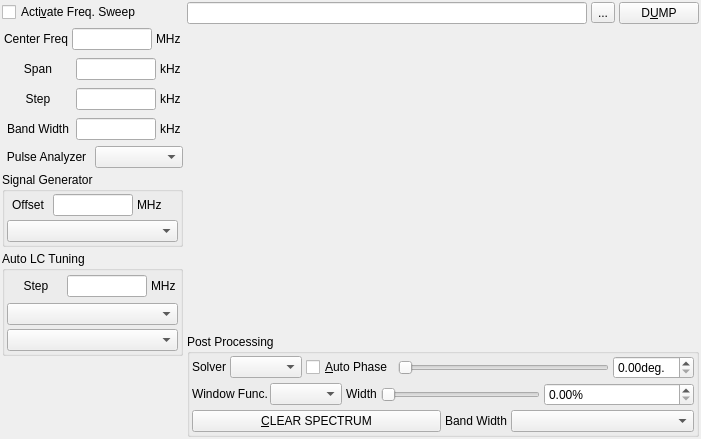
Above: modules/nmr/nmrfspectrumform.ui from northriv/KAME before the change. Below: the same form after it.
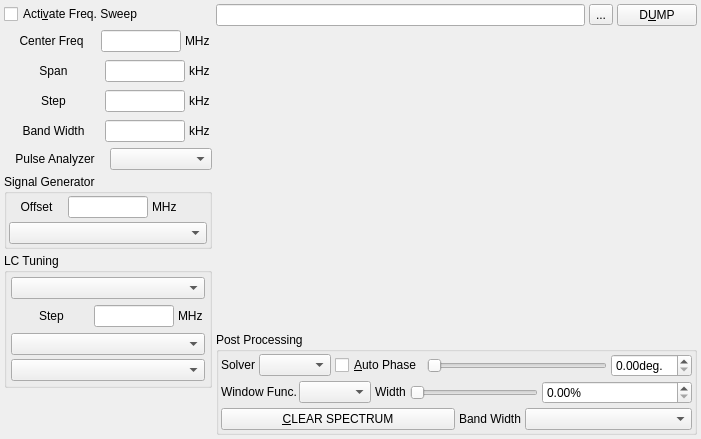
That is the form after the change. Custom widgets are drawn as their Qt base class.

Commit message: Enhance fsweep

Patch:
```diff
--- a/modules/nmr/nmrfspectrumform.ui
+++ b/modules/nmr/nmrfspectrumform.ui
@@ -14,9 +14,27 @@
    <string>NMR Spectrum Averager (Frequency Sweep)</string>
   </property>
   <widget class="QWidget" name="widget">
-   <layout class="QHBoxLayout" name="horizontalLayout_6">
-    <item>
+   <layout class="QGridLayout" name="gridLayout_2">
+    <property name="leftMargin">
+     <number>4</number>
+    </property>
+    <property name="topMargin">
+     <number>4</number>
+    </property>
+    <property name="rightMargin">
+     <number>4</number>
+    </property>
+    <property name="bottomMargin">
+     <number>4</number>
+    </property>
+    <property name="horizontalSpacing">
+     <number>4</number>
+    </property>
+    <item row="0" column="0">
      <layout class="QVBoxLayout" name="verticalLayout_2">
+      <property name="spacing">
+       <number>4</number>
+      </property>
       <item>
        <widget class="QCheckBox" name="m_ckbActive">
         <property name="sizePolicy">
@@ -409,22 +427,28 @@
       <item>
        <widget class="QGroupBox" name="groupBox1_3">
         <property name="title">
-         <string>Auto LC Tuning</string>
+         <string>LC Tuning</string>
         </property>
         <layout class="QGridLayout" name="gridLayout">
          <property name="leftMargin">
-          <number>2</number>
+          <number>4</number>
          </property>
          <property name="topMargin">
-          <number>2</number>
+          <number>4</number>
          </property>
          <property name="rightMargin">
-          <number>2</number>
+          <number>4</number>
          </property>
          <property name="bottomMargin">
+          <number>4</number>
+         </property>
+         <property name="horizontalSpacing">
           <number>2</number>
          </property>
          <item row="0" column="0">
+          <widget class="QComboBox" name="m_cmbTuneStrategy"/>
+         </item>
+         <item row="1" column="0">
           <layout class="QHBoxLayout" name="_2">
            <property name="leftMargin">
             <number>2</number>
@@ -491,10 +515,10 @@
            </item>
           </layout>
          </item>
-         <item row="1" column="0">
-          <widget class="QComboBox" name="m_cmbAutoTuner"/>
-         </item>
          <item row="2" column="0">
+          <widget class="QComboBox" name="m_cmbAutoTuner"/>
+         </item>
+         <item row="3" column="0">
           <widget class="QComboBox" name="m_cmbPulser"/>
          </item>
         </layout>
@@ -507,15 +531,15 @@
         </property>
         <property name="sizeHint" stdset="0">
          <size>
-          <width>20</width>
-          <height>18</height>
+          <width>208</width>
+          <height>13</height>
          </size>
         </property>
        </spacer>
       </item>
      </layout>
     </item>
-    <item>
+    <item row="0" column="1">
      <layout class="QVBoxLayout" name="verticalLayout_4">
       <item>
        <layout class="QHBoxLayout">
```
Left out of the diff: 5 changed lines with no effect on the pictures. The commit also changes 2 other files.
